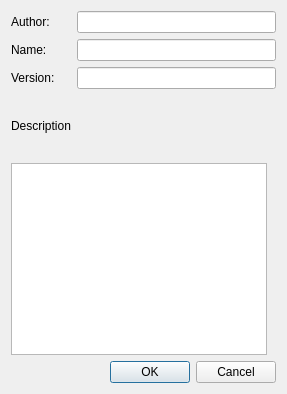
Before: the Qt Designer form src/pn/netinformation.ui in Artimi/icp_pn, drawn with Qt 5.
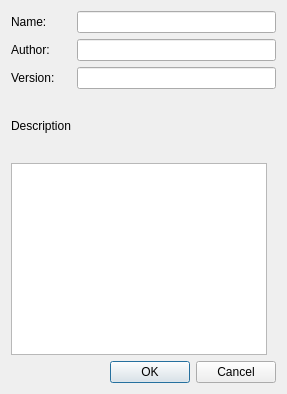
After: the same form once the commit is applied.

```diff
--- a/src/pn/netinformation.ui
+++ b/src/pn/netinformation.ui
@@ -18,16 +18,6 @@
     <layout class="QVBoxLayout" name="verticalLayout">
      <item>
       <layout class="QGridLayout" name="gridLayout_2">
-       <item row="0" column="0">
-        <widget class="QLabel" name="label">
-         <property name="text">
-          <string>Author:</string>
-         </property>
-        </widget>
-       </item>
-       <item row="0" column="1">
-        <widget class="QLineEdit" name="LEAuthor"/>
-       </item>
        <item row="1" column="0">
         <widget class="QLabel" name="label_2">
          <property name="text">
@@ -38,20 +28,34 @@
        <item row="1" column="1">
         <widget class="QLineEdit" name="LEName"/>
        </item>
-       <item row="2" column="0">
+       <item row="4" column="0">
+        <widget class="QLabel" name="label_4">
+         <property name="text">
+          <string>Description</string>
+         </property>
+        </widget>
+       </item>
+       <item row="3" column="0">
         <widget class="QLabel" name="label_3">
          <property name="text">
           <string>Version:</string>
          </property>
         </widget>
        </item>
-       <item row="2" column="1">
+       <item row="3" column="1">
         <widget class="QLineEdit" name="LEVersion"/>
        </item>
-       <item row="3" column="0">
-        <widget class="QLabel" name="label_4">
+       <item row="2" column="0">
+        <widget class="QLabel" name="label">
          <property name="text">
-          <string>Description</string>
+          <string>Author:</string>
+         </property>
+        </widget>
+       </item>
+       <item row="2" column="1">
+        <widget class="QLineEdit" name="LEAuthor">
+         <property name="enabled">
+          <bool>true</bool>
          </property>
         </widget>
        </item>
```
